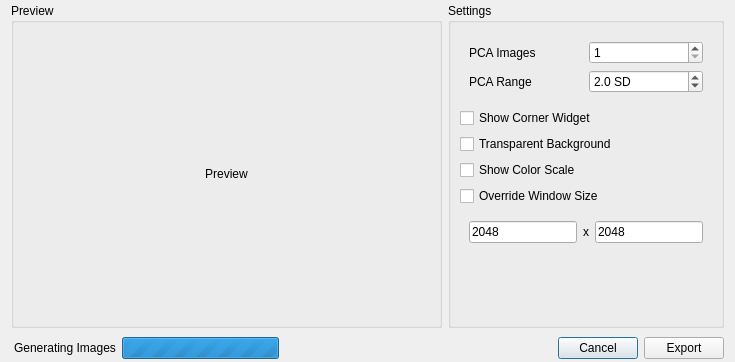
This is Studio/src/Interface/ExportImageDialog.ui in SCIInstitute/ShapeWorks as Qt 5 draws it before an edit. The edited form follows.
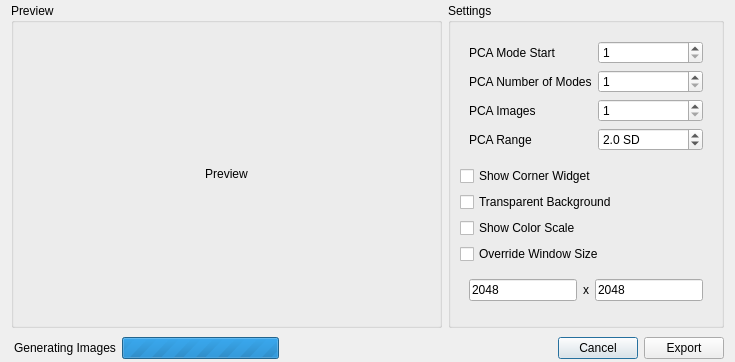
This is the edited form. Custom widgets are drawn as their Qt base class.

Commit message: Add UI and prefs for export pca mode start and number of modes.

What changed in the file:
```diff
--- a/Studio/src/Interface/ExportImageDialog.ui
+++ b/Studio/src/Interface/ExportImageDialog.ui
@@ -183,14 +183,7 @@
          <item row="0" column="0">
           <widget class="QWidget" name="pca_widget" native="true">
            <layout class="QGridLayout" name="gridLayout_4">
-            <item row="0" column="0">
-             <widget class="QLabel" name="pca_images_label">
-              <property name="text">
-               <string>PCA Images</string>
-              </property>
-             </widget>
-            </item>
-            <item row="0" column="1">
+            <item row="2" column="1">
              <widget class="QSpinBox" name="pca_num_images">
               <property name="minimum">
                <number>1</number>
@@ -200,14 +193,21 @@
               </property>
              </widget>
             </item>
-            <item row="1" column="0">
+            <item row="0" column="0">
+             <widget class="QLabel" name="pca_mode_start_label">
+              <property name="text">
+               <string>PCA Mode Start</string>
+              </property>
+             </widget>
+            </item>
+            <item row="3" column="0">
              <widget class="QLabel" name="pca_range_label">
               <property name="text">
                <string>PCA Range</string>
               </property>
              </widget>
             </item>
-            <item row="1" column="1">
+            <item row="3" column="1">
              <widget class="QDoubleSpinBox" name="pca_range">
               <property name="suffix">
                <string> SD</string>
@@ -229,6 +229,40 @@
               </property>
              </widget>
             </item>
+            <item row="2" column="0">
+             <widget class="QLabel" name="pca_images_label">
+              <property name="text">
+               <string>PCA Images</string>
+              </property>
+             </widget>
+            </item>
+            <item row="1" column="0">
+             <widget class="QLabel" name="pca_num_modes_label">
+              <property name="text">
+               <string>PCA Number of Modes</string>
+              </property>
+             </widget>
+            </item>
+            <item row="1" column="1">
+             <widget class="QSpinBox" name="pca_num_modes">
+              <property name="minimum">
+               <number>1</number>
+              </property>
+              <property name="maximum">
+               <number>5</number>
+              </property>
+             </widget>
+            </item>
+            <item row="0" column="1">
+             <widget class="QSpinBox" name="pca_mode_start">
+              <property name="minimum">
+               <number>1</number>
+              </property>
+              <property name="maximum">
+               <number>5</number>
+              </property>
+             </widget>
+            </item>
            </layout>
           </widget>
          </item>
```
The commit also changes 3 other files.
